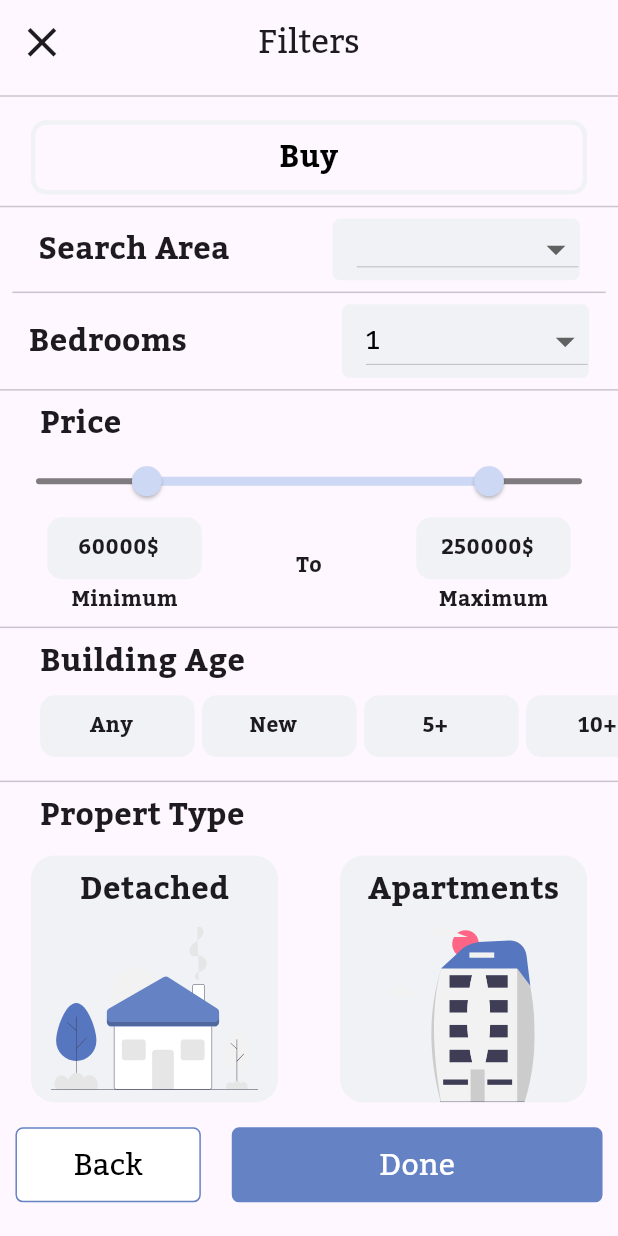
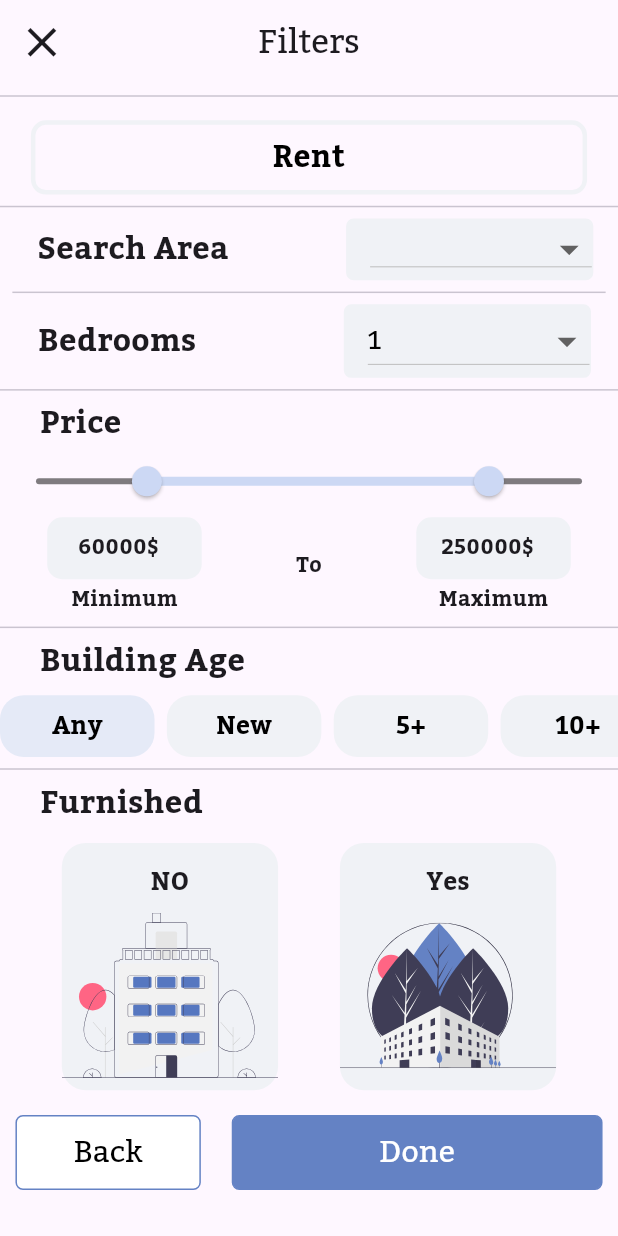
Before and after one commit to eylem2002/Real-Estate-Home-App, a Flutter app: the screen it shows after launch, after a tap on "Rent", on a phone screen of 412 x 824 dp. Run offline on Flutter 3.47's test engine with Material 3 defaults, Android fonts, the phone set to English and light mode, and no system bars; our stand-ins replace carousel_slider, cloud_firestore, firebase_auth, firebase_core, firebase_storage, flutter_svg and 3 more; accounts and stored records are empty; project files that could hold a hidden picture were left out.

Commit message:
edit filter page

```diff
--- a/lib/controller/filter_controller.dart
+++ b/lib/controller/filter_controller.dart
@@ -1,18 +1,20 @@
-// ignore_for_file: unnecessary_getters_setters
+import 'package:new_batic/model/propert_model.dart';
+import 'package:new_batic/view/widget/propert_widget.dart';
 
-import '../model/propert_model.dart';
-
-class FilterController{
+class FilterController {
   double _currentSliderValueMin = 60000;
   double _currentSliderValueMax = 250000;
+
   final List<String> building = ['Any', 'New', '5+', '10+'];
   final List<PropertModel> propert = [
     PropertModel(
-        text: 'Detached',
-        path: 'assets/images/svg_pic/undraw_sweet_home_dkhr 5.svg'),
+      text: 'NO',
+      imagePath: 'assets/images/svg_pic/undraw_building_re_xfcm.svg',
+    ),
     PropertModel(
-        text: 'Apartments',
-        path: 'assets/images/svg_pic/undraw_coming_home_re_ausc 2.svg')
+      text: 'Yes',
+      imagePath: 'assets/images/svg_pic/Group 9.svg',
+    ),
   ];
 
   double get currentSliderValueMin => _currentSliderValueMin;
@@ -26,4 +28,10 @@ class FilterController{
   set currentSliderValueMax(double value) {
     _currentSliderValueMax = value;
   }
+
+  void toggleSelection(int index) {
+    for (int i = 0; i < propert.length; i++) {
+      propert[i].isSelected = (i == index);
+    }
+  }
 }
--- /dev/null
+++ b/lib/core/class/type.dart
@@ -0,0 +1,7 @@
+String ttype="Buy";
+String Area="Any";
+int bednumber=1;
+double price_start=0;
+double price_end=0;
+String Age="Any";
+String Furnfished="Yes";
--- a/lib/model/propert_model.dart
+++ b/lib/model/propert_model.dart
@@ -1,6 +1,11 @@
-class PropertModel{
+class PropertModel {
   final String text;
-  final String path;
+  final String imagePath;
+  bool isSelected;
 
-  PropertModel({required this.text, required this.path});
+  PropertModel({
+    required this.text,
+    required this.imagePath,
+    this.isSelected = false,
+  });
 }
--- a/lib/view/screen/Main Screen/Search Page/Search_Page.dart
+++ b/lib/view/screen/Main Screen/Search Page/Search_Page.dart
@@ -2,6 +2,7 @@
 
 import 'package:flutter/material.dart';
 import 'package:new_batic/core/class/prodect.dart';
+import 'package:new_batic/core/class/type.dart';
 import 'package:new_batic/core/services/EnterSevices.dart';
 import 'package:new_batic/view/screen/Main%20Screen/Search%20Page/filters_screen.dart';
 import 'package:new_batic/view/screen/Main%20Screen/Search%20Page/search_bar_screen.dart';
@@ -18,6 +19,7 @@ class Search_Page extends StatefulWidget {
 final TextEditingController _controller = TextEditingController();
 
 class _Home_pageState extends State<Search_Page> {
+
   @override
   Widget build(BuildContext context) {
     return Scaffold(
@@ -90,6 +92,7 @@ class _Home_pageState extends State<Search_Page> {
 
                   GestureDetector(
                     onTap: () {
+                       ttype="Buy";
                       Navigator.push(
                         context,
                         MaterialPageRoute(
@@ -105,11 +108,12 @@ class _Home_pageState extends State<Search_Page> {
                   ),
                   GestureDetector(
                     onTap: () {
+                      ttype="Rent";
                       Navigator.push(
                         context,
                         MaterialPageRoute(
                           builder: (context) =>
-                              FiltersScreen(), ////here change to filter page name
+                              FiltersScreen(),
                         ),
                       );
                     },
--- a/lib/view/screen/Main Screen/Search Page/filters_screen.dart
+++ b/lib/view/screen/Main Screen/Search Page/filters_screen.dart
@@ -1,6 +1,7 @@
 // ignore_for_file: non_constant_identifier_names
 
 import 'package:flutter/material.dart';
+import 'package:new_batic/core/class/type.dart';
 import 'package:new_batic/core/services/EnterSevices.dart';
 import 'package:new_batic/view/screen/Main%20Screen/Search%20Page/Search_home_folder/Search_main.dart';
 
@@ -18,6 +19,7 @@ class FiltersScreen extends StatefulWidget {
 }
 
 class _FiltersScreenState extends State<FiltersScreen> {
+  int selectedIndex = 0;
   FilterController filterController = FilterController();
 
   String? selectedGovernorates;
@@ -53,7 +55,7 @@ class _FiltersScreenState extends State<FiltersScreen> {
                 borderRadius: BorderRadius.circular(10),
               ),
               child: Text(
-                'Buy',
+                '$ttype',
                 textAlign: TextAlign.center,
                 style: TextStyle(
                     fontSize: 20,
@@ -64,16 +66,18 @@ class _FiltersScreenState extends State<FiltersScreen> {
             ),
             const Divider(),
             Padding(
-             padding:  EdgeInsets.only(left: widthNHeight0(context, 1)*0.02,right: widthNHeight0(context, 1)*0.02),
+              padding: EdgeInsets.only(
+                  left: widthNHeight0(context, 1) * 0.02,
+                  right: widthNHeight0(context, 1) * 0.02),
               child: Column(
-
-
                 children: [
-
                   Row(
                     mainAxisAlignment: MainAxisAlignment.spaceAround,
                     children: [
-                  SizedBox(
+                      Padding(
+                        padding: EdgeInsets.only(
+                            left: widthNHeight0(context, 1) * 0.02),
+                        child: SizedBox(
                           child: Text(
                             'Search Area',
                             style: TextStyle(
@@ -82,7 +86,10 @@ class _FiltersScreenState extends State<FiltersScreen> {
                                 fontSize: widthNHeight0(context, 1) * 0.05),
                           ),
                         ),
-                  const SizedBox(),
+                      ),
+                      SizedBox(
+                        width: widthNHeight0(context, 0) * 0.055,
+                      ),
                       Container(
                         width: widthNHeight0(context, 1) * 0.4,
                         height: widthNHeight0(context, 0) * 0.05,
@@ -106,6 +113,7 @@ class _FiltersScreenState extends State<FiltersScreen> {
                             onChanged: (String? newValue) {
                               setState(() {
                                 selectedGovernorates = newValue!;
+                                Area = newValue;
                               });
                             },
                             items: <String>[
@@ -136,7 +144,10 @@ class _FiltersScreenState extends State<FiltersScreen> {
                   Row(
                     mainAxisAlignment: MainAxisAlignment.spaceAround,
                     children: [
-                  SizedBox(
+                      Padding(
+                        padding: EdgeInsets.only(
+                            left: widthNHeight0(context, 1) * 0.018),
+                        child: SizedBox(
                           width: widthNHeight0(context, 1) * 0.4,
                           child: Text(
                             'Bedrooms',
@@ -144,6 +155,7 @@ class _FiltersScreenState extends State<FiltersScreen> {
                                 fontFamily: 'Kadwa',
                                 fontWeight: FontWeight.bold,
                                 fontSize: widthNHeight0(context, 1) * 0.05),
+                          ),
                         ),
                       ),
                       const SizedBox(),
@@ -172,6 +184,7 @@ class _FiltersScreenState extends State<FiltersScreen> {
                             onChanged: (int? newValue) {
                               setState(() {
                                 Bedrooms = newValue!;
+                                bednumber = newValue;
                               });
                             },
                             items: List<DropdownMenuItem<int>>.generate(
@@ -186,7 +199,8 @@ class _FiltersScreenState extends State<FiltersScreen> {
                       ),
                     ],
                   ),
-             ],),
+                ],
+              ),
             ),
             const Divider(),
             SizedBox(
@@ -211,6 +225,8 @@ class _FiltersScreenState extends State<FiltersScreen> {
                 setState(() {
                   filterController.currentSliderValueMin = values.start;
                   filterController.currentSliderValueMax = values.end;
+                  price_start = values.start;
+                  price_end = values.end;
                 });
               },
             ),
@@ -270,33 +286,51 @@ class _FiltersScreenState extends State<FiltersScreen> {
               ),
             ),
             SizedBox(
-              height: widthNHeight0(context, 0) * 0.07,
-              child: ListView.builder(
-                padding: EdgeInsets.only(
-                    left: widthNHeight0(context, 1) * (0.13 / 2)),
-                shrinkWrap: true,
+              height: widthNHeight0(context, 0) * 0.01,
+            ),
+            SingleChildScrollView(
               scrollDirection: Axis.horizontal,
-                itemCount: filterController.building.length,
-                itemBuilder: (context, index) {
-                  return Row(
+              child: Row(
+                crossAxisAlignment: CrossAxisAlignment.center,
                 children: [
-                      SearchAreaWidget(
-                        text: filterController.building[index],
-                        iconData: Icons.abc,
-                      ),
-                      const SizedBox(
-                        width: 5,
-                      )
+                  buildItem("Any", 0),
+                  SizedBox(width: widthNHeight0(context, 1) * 0.02),
+                  buildItem("New", 1),
+                  SizedBox(width: widthNHeight0(context, 1) * 0.02),
+                  buildItem("5+", 2),
+                  SizedBox(width: widthNHeight0(context, 1) * 0.02),
+                  buildItem("10+", 3),
                 ],
-                  );
-                },
               ),
             ),
+            // SizedBox(
+            //   height: widthNHeight0(context, 0) * 0.07,
+            //   child: ListView.builder(
+            //     padding: EdgeInsets.only(
+            //         left: widthNHeight0(context, 1) * (0.13 / 2)),
+            //     shrinkWrap: true,
+            //     scrollDirection: Axis.horizontal,
+            //     itemCount: filterController.building.length,
+            //     itemBuilder: (context, index) {
+            //       return Row(
+            //         children: [
+            //           SearchAreaWidget(
+            //             text: filterController.building[index],
+            //             iconData: Icons.abc,
+            //           ),
+            //           const SizedBox(
+            //             width: 5,
+            //           )
+            //         ],
+            //       );
+            //     },
+            //   ),
+            // ),
             const Divider(),
             SizedBox(
               width: widthNHeight0(context, 1) * 0.87,
               child: Text(
-                'Propert Type',
+                'Furnished',
                 style: TextStyle(
                     fontFamily: 'Kadwa',
                     fontWeight: FontWeight.bold,
@@ -305,22 +339,25 @@ class _FiltersScreenState extends State<FiltersScreen> {
             ),
             SizedBox(height: widthNHeight0(context, 0) * 0.015),
             Row(
-              mainAxisAlignment: MainAxisAlignment.center,
+              mainAxisAlignment: MainAxisAlignment.spaceEvenly,
+              crossAxisAlignment: CrossAxisAlignment.center,
               children: List.generate(filterController.propert.length, (index) {
-                return Row(
-                  children: [
-                    PropertWidget(
-                        text: filterController.propert[index].text,
-                        path: filterController.propert[index].path),
-                    if (index != filterController.propert.length - 1) ...[
-                      SizedBox(
-                        width: widthNHeight0(context, 1) * 0.1,
-                      )
-                    ]
-                  ],
+                return PropertWidget(
+                  propertModel: filterController.propert[index],
+                  onTap: () {
+                    setState(() {
+                      filterController.toggleSelection(index);
+                      if(index==0){
+                        Furnfished="NO";
+
+                      }
+                      else   {Furnfished="Yes";}
+                    });
+                  },
                 );
               }),
             ),
+
             SizedBox(
               height: widthNHeight0(context, 0) * 0.02,
             ),
@@ -334,14 +371,10 @@ class _FiltersScreenState extends State<FiltersScreen> {
                   background: Colors.white,
                   textColor: Colors.black,
                   onPressed: () {
-
-
-
                     Navigator.push(
                         context,
                         MaterialPageRoute(
-                                  builder: (context) =>
-                                      const CustomeBottomNavBar (),
+                          builder: (context) => const CustomeBottomNavBar(),
                         ));
                   },
                   borderWidth: 0,
@@ -360,12 +393,8 @@ class _FiltersScreenState extends State<FiltersScreen> {
                     Navigator.push(
                         context,
                         MaterialPageRoute(
-                                  builder: (context) =>
-                                      const Search_Main(),
+                          builder: (context) => const Search_Main(),
                         ));
-
-
-
                   },
                   borderWidth: 0,
                 ),
@@ -376,4 +405,50 @@ Navigator.push(
       ),
     );
   }
+
+  Widget buildItem(String text, int index) {
+    return GestureDetector(
+      onTap: () {
+        setState(() {
+          selectedIndex = index;
+          if (index == 0) {
+            Age = "Any";
+          } else if (index == 1) {
+            Age = "New";
+          } else if (index == 2) {
+            Age = "5+";
+          } else if (index == 3) {
+            Age = "10+";
           }
+        });
+      },
+      child: Container(
+        height: widthNHeight0(context, 0) * 0.05,
+        width: widthNHeight0(context, 1) * 0.25,
+        decoration: BoxDecoration(
+          color: selectedIndex == index
+              ? Color.fromARGB(255, 229, 234, 247)
+              : Color(0xffF0F2F6),
+          borderRadius: const BorderRadius.all(Radius.circular(16)),
+        ),
+        child: Column(
+          children: [
+            Expanded(
+              flex: 1,
+              child: Center(
+                child: Text(
+                  text,
+                  style: TextStyle(
+                      fontFamily: 'Kadwa',
+                      fontWeight: FontWeight.bold,
+                      fontSize: widthNHeight0(context, 1) * 0.04,
+                      color: Colors.black),
+                ),
+              ),
+            ),
+          ],
+        ),
+      ),
+    );
+  }
+}
--- a/lib/view/widget/propert_widget.dart
+++ b/lib/view/widget/propert_widget.dart
@@ -1,49 +1,55 @@
+// Updated PropertModel class
 import 'package:flutter/material.dart';
 import 'package:flutter_svg/svg.dart';
+import 'package:new_batic/core/class/type.dart';
 import 'package:new_batic/core/services/EnterSevices.dart';
+import 'package:new_batic/model/propert_model.dart';
 
 
 
+// Updated PropertWidget
 class PropertWidget extends StatelessWidget {
-  const PropertWidget({
-    super.key,
-    required this.path,
-    required this.text,
+  final PropertModel propertModel;
+  final VoidCallback onTap;
+
+  PropertWidget({
+    required this.propertModel,
+    required this.onTap,
   });
-
-  final String path;
-  final String text;
 
   @override
   Widget build(BuildContext context) {
-    return Column(
-      children: [
-        Container(
-          padding: EdgeInsets.only(top: widthNHeight0(context, 0)*0.01),
+    return GestureDetector(
+      onTap: onTap,
+      child: Container(
         height: widthNHeight0(context, 0) * 0.2,
-          width: widthNHeight0(context, 1) * 0.4,
+        width: widthNHeight0(context, 1) * 0.35,
         decoration: BoxDecoration(
-              color: Color(0xffF0F2F6),
-              borderRadius: const BorderRadius.all(Radius.circular(16))),
+          color: propertModel.isSelected ?Color.fromARGB(255, 229, 234, 247) : Color(0xffF0F2F6),
+          borderRadius: const BorderRadius.all(Radius.circular(16)),
+        ),
         child: Column(
           children: [
-              Expanded(
-                flex: 1,
-                child: Text(
-                  text,
+            SizedBox(height: widthNHeight0(context, 1)*0.035,),
+           Text(
+                  propertModel.text,
                   style: TextStyle(
                     fontFamily: 'Kadwa',
                     fontWeight: FontWeight.bold,
-                      fontSize: widthNHeight0(context, 1) * 0.05),
+                    fontSize: widthNHeight0(context, 1) * 0.04,),),
+            Expanded(
+              flex: 3,
+
+              child: Center(
+                child: SvgPicture.asset(
+                  propertModel.imagePath,
+
                 ),
               ),
-              Expanded(
-                flex: 3,
-                  child: SvgPicture.asset(path)),
+            ),
           ],
         ),
       ),
-      ],
     );
   }
 }
```
Also changed, not shown: lib/controller/location_controller.dart (added, +47 -0 lines), lib/view/screen/Main Screen/Profile Pages/Screen_Profile.dart (+2 -9 lines), lib/view/screen/Main Screen/Profile Pages/Sell and rent/both/location.dart (+38 -14 lines), lib/view/screen/Main Screen/Search Page/Search_home_folder/Search_main.dart (+10 -1 lines), lib/view/screen/Main Screen/Search Page/Search_home_folder/header.dart (+4 -4 lines), lib/view/widget/prodectCard.dart (+3 -14 lines), assets/images/svg_pic/Group 9.svg (added), assets/images/svg_pic/undraw_building_re_xfcm.svg (added), assets/images/svg_pic/undraw_urban_design_kpu8.svg (added). Lines whose indentation alone changed are shown as unchanged.
